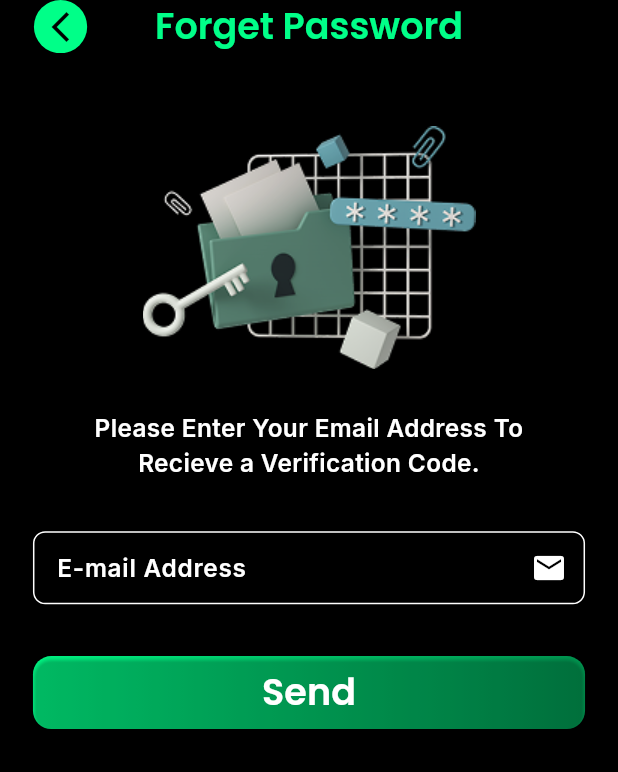
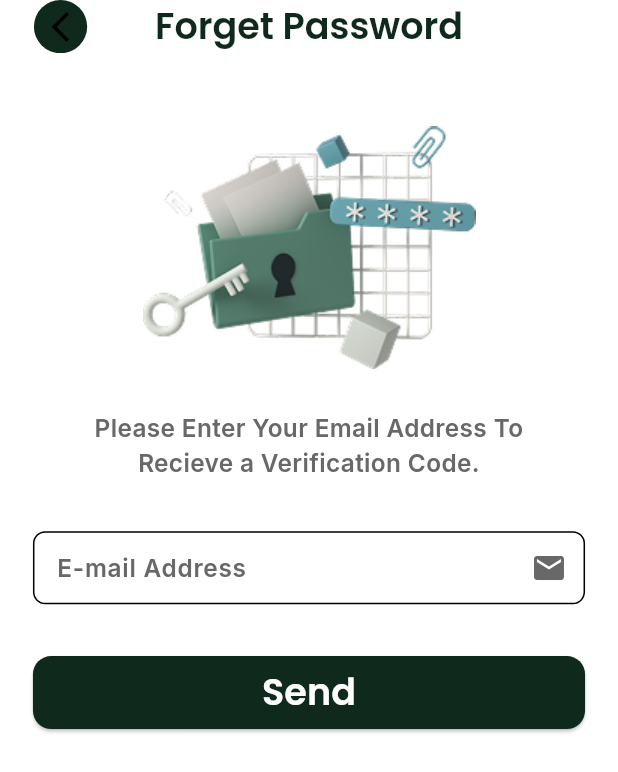
Before and after one commit to mohamedqandill/TradeHub, a Flutter app: the screen it shows after launch, after a tap on "Skip", after a tap on "Forget Password?", on a phone screen of 412 x 824 dp. Shown: the top 772 px of the screen. Run offline on Flutter 3.47's test engine with Material 3 defaults, Android fonts, the phone set to English and light mode, and no system bars; our stand-ins replace device_preview, easy_localization, flutter_advanced_switch, flutter_screenutil, flutter_svg, google_fonts and 3 more.

```diff
--- a/lib/core/assets/app_assets.dart
+++ b/lib/core/assets/app_assets.dart
@@ -12,6 +12,8 @@ abstract class AppAssets {
   static const String mainDarkLogo = "assets/images/mainDarkLogo.svg";
   static const String egypt = "assets/icons/eg.png";
   static const String topDarkWave = "assets/images/darkTopWave.png";
+  static const String bottomDarkWave = "assets/images/darkbottomsplash.svg";
+  static const String darkSplash = "assets/images/darksplash.svg";
 
   static const String passwordProtection =
       "assets/images/Cybersecurity with password protection.png";
--- a/lib/features/authentication/presentation/login/widgets/custom_social_container.dart
+++ b/lib/features/authentication/presentation/login/widgets/custom_social_container.dart
@@ -23,6 +23,7 @@ class CustomSocialContainer extends StatelessWidget {
       child: Center(
         child: SvgWidget(
           assetName: icon,
+          height: 22.h,
         ),
       ),
     );
--- a/lib/features/onBoarding/view_model/theme_view_model.dart
+++ b/lib/features/onBoarding/view_model/theme_view_model.dart
@@ -6,7 +6,7 @@ class ThemeViewModel extends ChangeNotifier {
   late ThemeMode mode;
   SharedPrefsHelper prefs = SharedPrefsHelper();
   getSavedTheme() {
-    bool isDark = prefs.getBool(AppConstants.isDarkMode) ?? true;
+    bool isDark = prefs.getBool(AppConstants.isDarkMode) ?? false;
     mode = isDark ? ThemeMode.dark : ThemeMode.light;
   }
 
--- a/lib/features/splash/splash_screen.dart
+++ b/lib/features/splash/splash_screen.dart
@@ -1,5 +1,6 @@
 import 'package:flutter/material.dart';
 import 'package:flutter_svg/svg.dart';
+import 'package:tradehub/Core/extensions/is_dark_mode.dart';
 import 'package:tradehub/core/assets/app_assets.dart';
 import 'package:tradehub/core/routes/routes.dart';
 
@@ -45,7 +46,9 @@ class _SplashScreenState extends State<SplashScreen>
             child: AnimatedOpacity(
               duration: const Duration(seconds: 1),
               opacity: _opacity,
-              child: SvgPicture.asset(AppAssets.splashLogo),
+              child: SvgPicture.asset(context.isDarkMode
+                  ? AppAssets.darkSplash
+                  : AppAssets.splashLogo),
             ),
           ),
           const Spacer(),
@@ -53,7 +56,7 @@ class _SplashScreenState extends State<SplashScreen>
             width: double.infinity,
             child: SvgPicture.asset(
               fit: BoxFit.fill,
-              AppAssets.wave,
+              context.isDarkMode ? AppAssets.bottomDarkWave : AppAssets.wave,
             ),
           )
         ],
```
Also changed, not shown: assets/images/darkbottomsplash.svg (added), assets/images/darksplash.svg (added), 1 other file.
